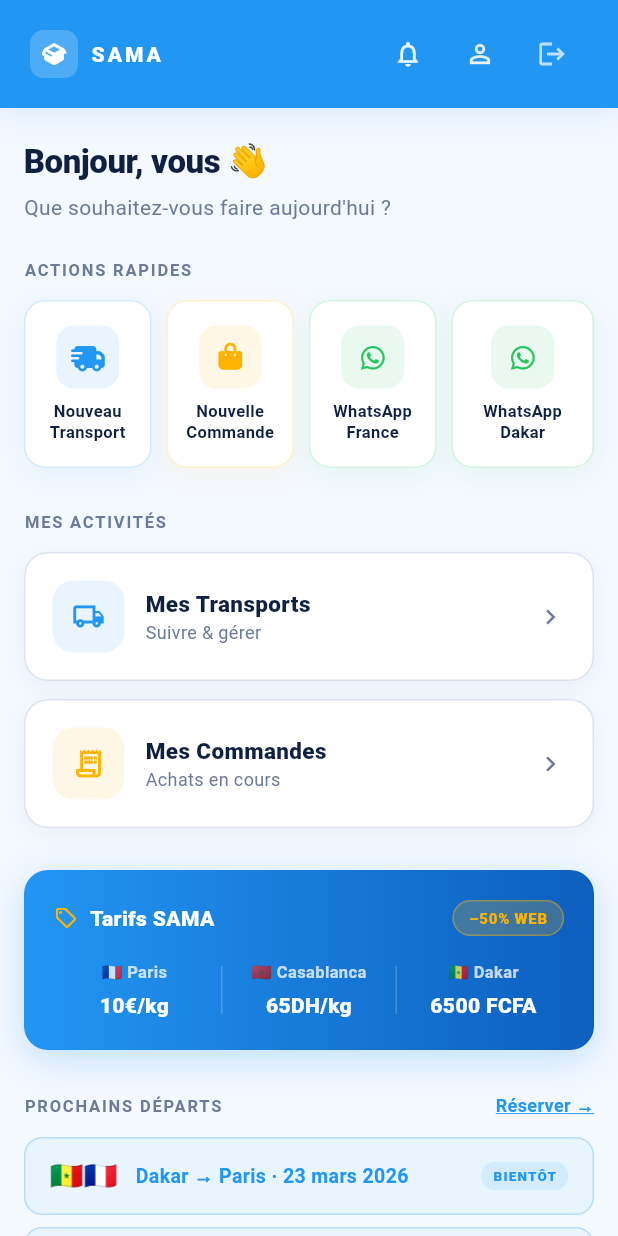
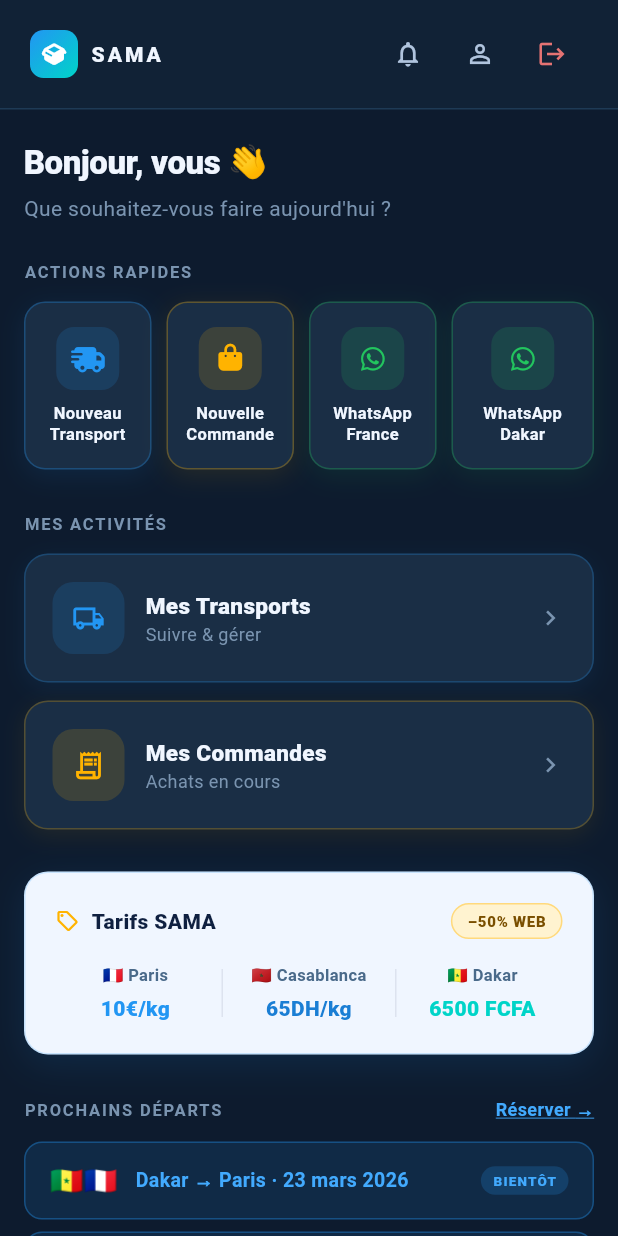
Before and after one commit to ndongofa/nhtl, a Flutter app: the HomeScreen screen opened by its route, on a phone screen of 412 x 824 dp. Run offline on Flutter 3.47's test engine with Material 3 defaults, Android fonts, the phone set to English and light mode, and no system bars; our stand-ins replace fluttertoast, font_awesome_flutter, intl_phone_field, logger, supabase_flutter; missing offline and left inert: dart:html; accounts and stored records are empty.

Commit message:
fix: toutes corrections appliquees
- landing: design intermediaire sombre, tarifs et departs corriges
- home: debug admin only, logout vers /, prenom user
- login: telephone par defaut
- notifications: son triple bip, suppression unitaire+globale, design sombre

```diff
--- a/frontend/lib/screens/home_screen.dart
+++ b/frontend/lib/screens/home_screen.dart
@@ -16,16 +16,21 @@
 class HomeScreen extends StatelessWidget {
   const HomeScreen({Key? key}) : super(key: key);
 
+  static const Color _bg = Color(0xFF0D1B2E);
+  static const Color _bgSection = Color(0xFF112236);
+  static const Color _bgCard = Color(0xFF1A2E45);
   static const Color _appBlue = Color(0xFF2296F3);
-  static const Color _blueLight = Color(0xFFE8F4FE);
-  static const Color _blueDark = Color(0xFF0D5EBF);
+  static const Color _blueBright = Color(0xFF42AAFE);
   static const Color _amber = Color(0xFFFFB300);
+  static const Color _teal = Color(0xFF00D4C8);
   static const Color _green = Color(0xFF22C55E);
-  static const Color _bg = Color(0xFFF4F8FF);
-  static const Color _surface = Colors.white;
-  static const Color _textMain = Color(0xFF0F2040);
-  static const Color _textMuted = Color(0xFF6B7A99);
-  static const Color _border = Color(0xFFDDE3EF);
+  static const Color _textPrimary = Color(0xFFF0F6FF);
+  static const Color _textSecond = Color(0xFFB0C4DE);
+  static const Color _textMuted = Color(0xFF7A94B0);
+  static const Color _border = Color(0xFF1E3A55);
+  static const Color _lightBg = Color(0xFFF0F6FF);
+  static const Color _textDark = Color(0xFF0F2040);
+  static const Color _textDarkMuted = Color(0xFF4A6A8A);
 
   static const String _waFrance = "33768913074";
   static const String _waDakar = "221783042838";
@@ -39,18 +44,18 @@
   Future<void> _wa(String digits) async {
     final uri = Uri.parse(
         "https://wa.me/$digits?text=${Uri.encodeComponent("Bonjour SAMA, j'aimerais un devis.")}");
-    if (await canLaunchUrl(uri)) {
+    if (await canLaunchUrl(uri))
       await launchUrl(uri, mode: LaunchMode.externalApplication);
-    }
   }
 
   void _logout(BuildContext context) {
     showDialog(
       context: context,
       builder: (ctx) => AlertDialog(
+        backgroundColor: _bgCard,
         shape: RoundedRectangleBorder(borderRadius: BorderRadius.circular(16)),
         title: const Text("Déconnexion",
-            style: TextStyle(color: _textMain, fontWeight: FontWeight.w800)),
+            style: TextStyle(color: _textPrimary, fontWeight: FontWeight.w800)),
         content: const Text("Êtes-vous sûr de vouloir vous déconnecter ?",
             style: TextStyle(color: _textMuted)),
         actions: [
@@ -69,7 +74,7 @@
               }
             },
             style: ElevatedButton.styleFrom(
-                backgroundColor: Colors.red.shade600,
+                backgroundColor: Colors.red.shade700,
                 foregroundColor: Colors.white,
                 elevation: 0,
                 shape: RoundedRectangleBorder(
@@ -87,6 +92,7 @@
     final user = LoggedUser.fromSupabase();
     final w = MediaQuery.of(context).size.width;
     final isDesktop = w >= 900;
+    // ✅ Rôle admin détecté
     final isAdmin = user.role == 'admin';
 
     return Scaffold(
@@ -135,22 +141,20 @@
     return Container(
       padding: const EdgeInsets.symmetric(horizontal: 20, vertical: 12),
       decoration: const BoxDecoration(
-        color: _appBlue,
-        boxShadow: [
-          BoxShadow(
-              color: Color(0x202296F3), blurRadius: 16, offset: Offset(0, 4))
-        ],
+        color: _bgSection,
+        border: Border(bottom: BorderSide(color: _border, width: 1)),
       ),
-      child: Row(
-        children: [
-          Row(
-            children: [
+      child: Row(children: [
+        Row(children: [
           Container(
             width: 32,
             height: 32,
             decoration: BoxDecoration(
-                  color: Colors.white.withValues(alpha: 0.20),
               borderRadius: BorderRadius.circular(9),
+              gradient: const LinearGradient(
+                  colors: [_appBlue, _teal],
+                  begin: Alignment.topLeft,
+                  end: Alignment.bottomRight),
             ),
             child: const Icon(FontAwesomeIcons.boxOpen,
                 color: Colors.white, size: 14),
@@ -158,38 +162,34 @@
           const SizedBox(width: 8),
           const Text("SAMA",
               style: TextStyle(
-                      color: Colors.white,
+                  color: _textPrimary,
                   fontWeight: FontWeight.w900,
                   fontSize: 14,
                   letterSpacing: 2)),
-            ],
-          ),
+        ]),
         const Spacer(),
         _topBarIcon(Icons.notifications_outlined, () {
           Navigator.push(context,
               MaterialPageRoute(builder: (_) => const NotificationsScreen()));
         }),
-          // ✅ Debug visible uniquement pour les admins
+        // ✅ Debug — visible UNIQUEMENT pour les admins
         if (isAdmin)
           _topBarIcon(Icons.bug_report_outlined, () {
             printSupabaseTokens();
             ScaffoldMessenger.of(context).showSnackBar(const SnackBar(
                 content: Text("Token imprimé dans la console.")));
-            }, color: Colors.white.withValues(alpha: 0.60)),
-          _topBarIcon(Icons.person_outline, () {
-            Navigator.of(context).pushNamed('/profile');
-          }),
+          }, color: _textMuted),
+        _topBarIcon(Icons.person_outline,
+            () => Navigator.of(context).pushNamed('/profile')),
         _topBarIcon(Icons.logout, () => _logout(context),
-              color: Colors.white.withValues(alpha: 0.70)),
-        ],
-      ),
+            color: Colors.red.shade300),
+      ]),
     );
   }
 
   Widget _topBarIcon(IconData icon, VoidCallback onTap, {Color? color}) {
     return IconButton(
-      icon: Icon(icon,
-          color: color ?? Colors.white.withValues(alpha: 0.90), size: 20),
+      icon: Icon(icon, color: color ?? _textSecond, size: 20),
       onPressed: onTap,
       splashRadius: 20,
     );
@@ -204,13 +204,10 @@
             : "Bonsoir";
     final prenom = _extractPrenom(user);
     final displayName = prenom.isNotEmpty ? prenom : "vous";
-
-    return Column(
-      crossAxisAlignment: CrossAxisAlignment.start,
-      children: [
+    return Column(crossAxisAlignment: CrossAxisAlignment.start, children: [
       Text("$salut, $displayName 👋",
           style: const TextStyle(
-                color: _textMain,
+              color: _textPrimary,
               fontWeight: FontWeight.w900,
               fontSize: 22,
               letterSpacing: -0.3)),
@@ -218,8 +215,7 @@
       const Text("Que souhaitez-vous faire aujourd'hui ?",
           style: TextStyle(
               color: _textMuted, fontWeight: FontWeight.w400, fontSize: 14)),
-      ],
-    );
+    ]);
   }
 
   String _extractPrenom(LoggedUser user) {
@@ -248,32 +244,29 @@
         "label": "Nouveau\nTransport",
         "color": _appBlue,
         "onTap": () => Navigator.push(
-            context, MaterialPageRoute(builder: (_) => TransportFormScreen())),
+            context, MaterialPageRoute(builder: (_) => TransportFormScreen()))
       },
       {
         "icon": FontAwesomeIcons.bagShopping,
         "label": "Nouvelle\nCommande",
         "color": _amber,
         "onTap": () => Navigator.push(
-            context, MaterialPageRoute(builder: (_) => CommandeFormScreen())),
+            context, MaterialPageRoute(builder: (_) => CommandeFormScreen()))
       },
       {
         "icon": FontAwesomeIcons.whatsapp,
         "label": "WhatsApp\nFrance",
         "color": _green,
-        "onTap": () => _wa(_waFrance),
+        "onTap": () => _wa(_waFrance)
       },
       {
         "icon": FontAwesomeIcons.whatsapp,
         "label": "WhatsApp\nDakar",
         "color": _green,
-        "onTap": () => _wa(_waDakar),
+        "onTap": () => _wa(_waDakar)
       },
     ];
-
-    return Column(
-      crossAxisAlignment: CrossAxisAlignment.start,
-      children: [
+    return Column(crossAxisAlignment: CrossAxisAlignment.start, children: [
       _sectionLabel("Actions rapides"),
       const SizedBox(height: 12),
       Row(
@@ -287,14 +280,12 @@
                   a['icon'] as IconData,
                   a['label'] as String,
                   a['color'] as Color,
-                  a['onTap'] as VoidCallback,
-                ),
+                  a['onTap'] as VoidCallback),
             ),
           );
         }).toList(),
       ),
-      ],
-    );
+    ]);
   }
 
   Widget _quickActionCard(
@@ -304,24 +295,22 @@
       child: Container(
         padding: const EdgeInsets.symmetric(vertical: 16, horizontal: 8),
         decoration: BoxDecoration(
-          color: _surface,
+          color: _bgCard,
           borderRadius: BorderRadius.circular(14),
-          border: Border.all(color: color.withValues(alpha: 0.20)),
+          border: Border.all(color: color.withValues(alpha: 0.30)),
           boxShadow: [
             BoxShadow(
-                color: color.withValues(alpha: 0.08),
+                color: color.withValues(alpha: 0.10),
                 blurRadius: 14,
                 offset: const Offset(0, 4))
           ],
         ),
-        child: Column(
-          mainAxisSize: MainAxisSize.min,
-          children: [
+        child: Column(mainAxisSize: MainAxisSize.min, children: [
           Container(
             width: 42,
             height: 42,
             decoration: BoxDecoration(
-                  color: color.withValues(alpha: 0.10),
+                color: color.withValues(alpha: 0.15),
                 borderRadius: BorderRadius.circular(12)),
             child: Icon(icon, color: color, size: 18),
           ),
@@ -329,20 +318,17 @@
           Text(label,
               textAlign: TextAlign.center,
               style: const TextStyle(
-                    color: _textMain,
+                  color: _textPrimary,
                   fontWeight: FontWeight.w700,
                   fontSize: 11,
                   height: 1.3)),
-          ],
-        ),
+        ]),
       ),
     );
   }
 
   Widget _myActivitiesSection(BuildContext context, bool isDesktop) {
-    return Column(
-      crossAxisAlignment: CrossAxisAlignment.start,
-      children: [
+    return Column(crossAxisAlignment: CrossAxisAlignment.start, children: [
       _sectionLabel("Mes activités"),
       const SizedBox(height: 12),
       isDesktop
@@ -394,8 +380,7 @@
                       MaterialPageRoute(
                           builder: (_) => CommandesListScreen()))),
             ]),
-      ],
-    );
+    ]);
   }
 
   Widget _activityCard(BuildContext context, IconData icon, Color color,
@@ -405,23 +390,22 @@
       child: Container(
         padding: const EdgeInsets.all(18),
         decoration: BoxDecoration(
-          color: _surface,
+          color: _bgCard,
           borderRadius: BorderRadius.circular(16),
-          border: Border.all(color: _border),
+          border: Border.all(color: color.withValues(alpha: 0.25)),
           boxShadow: [
             BoxShadow(
-                color: Colors.black.withValues(alpha: 0.04),
+                color: color.withValues(alpha: 0.08),
                 blurRadius: 12,
                 offset: const Offset(0, 4))
           ],
         ),
-        child: Row(
-          children: [
+        child: Row(children: [
           Container(
             width: 48,
             height: 48,
             decoration: BoxDecoration(
-                  color: color.withValues(alpha: 0.10),
+                color: color.withValues(alpha: 0.15),
                 borderRadius: BorderRadius.circular(14)),
             child: Icon(icon, color: color, size: 22),
           ),
@@ -432,7 +416,7 @@
                   children: [
                 Text(title,
                     style: const TextStyle(
-                          color: _textMain,
+                        color: _textPrimary,
                         fontWeight: FontWeight.w800,
                         fontSize: 15)),
                 Text(subtitle,
@@ -440,12 +424,9 @@
                         color: _textMuted,
                         fontWeight: FontWeight.w400,
                         fontSize: 12)),
-                ],
-              ),
-            ),
+              ])),
           const Icon(Icons.chevron_right, color: _textMuted, size: 20),
-          ],
-        ),
+        ]),
       ),
     );
   }
@@ -454,113 +435,92 @@
     return Container(
       padding: const EdgeInsets.all(20),
       decoration: BoxDecoration(
-        gradient: const LinearGradient(
-            colors: [_appBlue, _blueDark],
-            begin: Alignment.centerLeft,
-            end: Alignment.centerRight),
+        color: _lightBg,
         borderRadius: BorderRadius.circular(16),
+        border: Border.all(color: _appBlue.withValues(alpha: 0.20)),
         boxShadow: [
           BoxShadow(
-              color: _appBlue.withValues(alpha: 0.25),
+              color: _appBlue.withValues(alpha: 0.12),
               blurRadius: 20,
               offset: const Offset(0, 6))
         ],
       ),
-      child: Column(
-        crossAxisAlignment: CrossAxisAlignment.start,
-        children: [
-          Row(
-            children: [
+      child: Column(crossAxisAlignment: CrossAxisAlignment.start, children: [
+        Row(children: [
           const Icon(Icons.local_offer_outlined, color: _amber, size: 16),
           const SizedBox(width: 8),
           const Text("Tarifs SAMA",
               style: TextStyle(
-                      color: Colors.white,
-                      fontWeight: FontWeight.w800,
-                      fontSize: 14)),
+                  color: _textDark, fontWeight: FontWeight.w800, fontSize: 14)),
           const Spacer(),
           Container(
-                padding:
-                    const EdgeInsets.symmetric(horizontal: 10, vertical: 4),
+            padding: const EdgeInsets.symmetric(horizontal: 10, vertical: 4),
             decoration: BoxDecoration(
-                  color: _amber.withValues(alpha: 0.20),
+              color: const Color(0xFFFFF3D0),
               borderRadius: BorderRadius.circular(20),
               border: Border.all(color: _amber.withValues(alpha: 0.4)),
             ),
             child: const Text("–50% WEB",
                 style: TextStyle(
-                        color: _amber,
+                    color: Color(0xFF7A4F00),
                     fontWeight: FontWeight.w800,
                     fontSize: 10,
                     letterSpacing: 0.5)),
           ),
-            ],
-          ),
+        ]),
         const SizedBox(height: 16),
-          Row(
-            children: [
-              _tarif("🇫🇷", "Paris", "10€/kg"),
+        Row(children: [
+          _tarif("🇫🇷", "Paris", "10€/kg", _appBlue),
           _tarifDivider(),
-              _tarif("🇲🇦", "Casablanca", "65DH/kg"),
+          _tarif("🇲🇦", "Casablanca", "65DH/kg", const Color(0xFF1A7ED4)),
           _tarifDivider(),
-              _tarif("🇸🇳", "Dakar", "6500 FCFA"),
-            ],
-          ),
-        ],
-      ),
+          _tarif("🇸🇳", "Dakar", "6500 FCFA", _teal),
+        ]),
+      ]),
     );
   }
 
-  Widget _tarif(String flag, String city, String price) {
+  Widget _tarif(String flag, String city, String price, Color color) {
     return Expanded(
-      child: Column(
-        children: [
+        child: Column(children: [
       Text("$flag $city",
           textAlign: TextAlign.center,
-              style: TextStyle(
-                  color: Colors.white.withValues(alpha: 0.75),
+          style: const TextStyle(
+              color: _textDarkMuted,
               fontWeight: FontWeight.w600,
               fontSize: 11)),
       const SizedBox(height: 4),
       Text(price,
           textAlign: TextAlign.center,
-              style: const TextStyle(
-                  color: Colors.white,
-                  fontWeight: FontWeight.w800,
-                  fontSize: 14)),
-        ],
-      ),
-    );
+          style: TextStyle(
+              color: color, fontWeight: FontWeight.w800, fontSize: 14)),
+    ]));
   }
 
   Widget _tarifDivider() {
     return Container(
         width: 1,
         height: 32,
-        color: Colors.white.withValues(alpha: 0.20),
+        color: const Color(0xFFDDE3EF),
         margin: const EdgeInsets.symmetric(horizontal: 4));
   }
 
   Widget _nextDepartures() {
-    return Column(
-      crossAxisAlignment: CrossAxisAlignment.start,
-      children: [
-        Row(
-          children: [
+    return Column(crossAxisAlignment: CrossAxisAlignment.start, children: [
+      Row(children: [
         _sectionLabel("Prochains départs"),
         const Spacer(),
         GestureDetector(
           onTap: () => _wa(_waDakar),
           child: const Text("Réserver →",
               style: TextStyle(
-                      color: _appBlue,
+                  color: _blueBright,
                   fontWeight: FontWeight.w700,
                   fontSize: 12,
                   decoration: TextDecoration.underline,
-                      decorationColor: _appBlue)),
+                  decorationColor: _blueBright)),
         ),
-          ],
-        ),
+      ]),
       const SizedBox(height: 12),
       ..._departures.asMap().entries.map((e) {
         final dep = e.value;
@@ -569,43 +529,37 @@
           margin: const EdgeInsets.only(bottom: 8),
           padding: const EdgeInsets.symmetric(horizontal: 16, vertical: 12),
           decoration: BoxDecoration(
-              color: highlight ? _blueLight : _surface,
+            color: highlight ? _appBlue.withValues(alpha: 0.12) : _bgCard,
             borderRadius: BorderRadius.circular(12),
             border: Border.all(
-                  color:
-                      highlight ? _appBlue.withValues(alpha: 0.25) : _border),
+                color: highlight ? _appBlue.withValues(alpha: 0.35) : _border),
           ),
-            child: Row(
-              children: [
+          child: Row(children: [
             Text(dep['flag']!, style: const TextStyle(fontSize: 18)),
             const SizedBox(width: 12),
             Expanded(
                 child: Text("${dep['route']} · ${dep['date']}",
                     style: TextStyle(
-                          color: highlight ? _appBlue : _textMain,
+                        color: highlight ? _blueBright : _textPrimary,
                         fontWeight: FontWeight.w700,
-                          fontSize: 13)),
-                ),
+                        fontSize: 13))),
             if (highlight)
               Container(
-                    padding:
-                        const EdgeInsets.symmetric(horizontal: 8, vertical: 3),
+                padding: const EdgeInsets.symmetric(horizontal: 8, vertical: 3),
                 decoration: BoxDecoration(
-                        color: _appBlue.withValues(alpha: 0.10),
+                    color: _appBlue.withValues(alpha: 0.20),
                     borderRadius: BorderRadius.circular(20)),
                 child: const Text("BIENTÔT",
                     style: TextStyle(
-                            color: _appBlue,
+                        color: _blueBright,
                         fontWeight: FontWeight.w800,
                         fontSize: 9,
                         letterSpacing: 0.8)),
               ),
-              ],
-            ),
+          ]),
         );
       }),
-      ],
-    );
+    ]);
   }
 
   Widget _adminSection(BuildContext context, bool isDesktop) {
@@ -615,30 +569,25 @@
         "label": "GP Agents",
         "color": _appBlue,
         "onTap": () => Navigator.push(
-            context, MaterialPageRoute(builder: (_) => const GpListScreen())),
+            context, MaterialPageRoute(builder: (_) => const GpListScreen()))
       },
       {
         "icon": Icons.people_outline,
         "label": "Utilisateurs",
         "color": _amber,
         "onTap": () => Navigator.push(
-            context, MaterialPageRoute(builder: (_) => AdminUserScreen())),
+            context, MaterialPageRoute(builder: (_) => AdminUserScreen()))
       },
     ];
-
-    return Column(
-      crossAxisAlignment: CrossAxisAlignment.start,
-      children: [
+    return Column(crossAxisAlignment: CrossAxisAlignment.start, children: [
       Container(
         padding: const EdgeInsets.symmetric(horizontal: 10, vertical: 4),
         decoration: BoxDecoration(
-            color: _amber.withValues(alpha: 0.10),
+          color: _amber.withValues(alpha: 0.12),
           borderRadius: BorderRadius.circular(20),
           border: Border.all(color: _amber.withValues(alpha: 0.3)),
         ),
-          child: const Row(
-            mainAxisSize: MainAxisSize.min,
-            children: [
+        child: const Row(mainAxisSize: MainAxisSize.min, children: [
           Icon(Icons.shield_outlined, color: _amber, size: 12),
           SizedBox(width: 5),
           Text("Administration",
@@ -647,8 +596,7 @@
                   fontWeight: FontWeight.w800,
                   fontSize: 11,
                   letterSpacing: 0.5)),
-            ],
-          ),
+        ]),
       ),
       const SizedBox(height: 12),
       Row(
@@ -663,39 +611,36 @@
                 child: Container(
                   padding: const EdgeInsets.all(16),
                   decoration: BoxDecoration(
-                      color: _surface,
+                    color: _bgCard,
                     borderRadius: BorderRadius.circular(14),
                     border: Border.all(
                         color:
-                              (item['color'] as Color).withValues(alpha: 0.20)),
+                            (item['color'] as Color).withValues(alpha: 0.25)),
                     boxShadow: [
                       BoxShadow(
-                            color: (item['color'] as Color)
-                                .withValues(alpha: 0.06),
+                          color:
+                              (item['color'] as Color).withValues(alpha: 0.08),
                           blurRadius: 12,
                           offset: const Offset(0, 4))
                     ],
                   ),
-                    child: Row(
-                      children: [
+                  child: Row(children: [
                     Icon(item['icon'] as IconData,
                         color: item['color'] as Color, size: 20),
                     const SizedBox(width: 10),
                     Text(item['label'] as String,
                         style: const TextStyle(
-                                color: _textMain,
+                            color: _textPrimary,
                             fontWeight: FontWeight.w700,
                             fontSize: 13)),
-                      ],
-                    ),
+                  ]),
                 ),
               ),
             ),
           );
         }).toList(),
       ),
-      ],
-    );
+    ]);
   }
 
   Widget _sectionLabel(String label) {
--- a/frontend/lib/services/notification_sound_web.dart
+++ b/frontend/lib/services/notification_sound_web.dart
@@ -3,7 +3,7 @@
 
 void playNotificationSound() {
   try {
-    html.ScriptElement script = html.ScriptElement();
+    final script = html.ScriptElement();
     script.text = '''
       (function() {
         try {
@@ -33,7 +33,7 @@
       })();
     ''';
     html.document.head!.append(script);
-    Future.delayed(const Duration(milliseconds: 100), () {
+    Future.delayed(const Duration(milliseconds: 200), () {
       try {
         script.remove();
       } catch (_) {}
```
Also changed, not shown: frontend/lib/screens/auth/login_screen.dart (+36 -48 lines), frontend/lib/screens/notifications/notifications_screen.dart (+45 -56 lines). Lines whose indentation alone changed are shown as unchanged.
